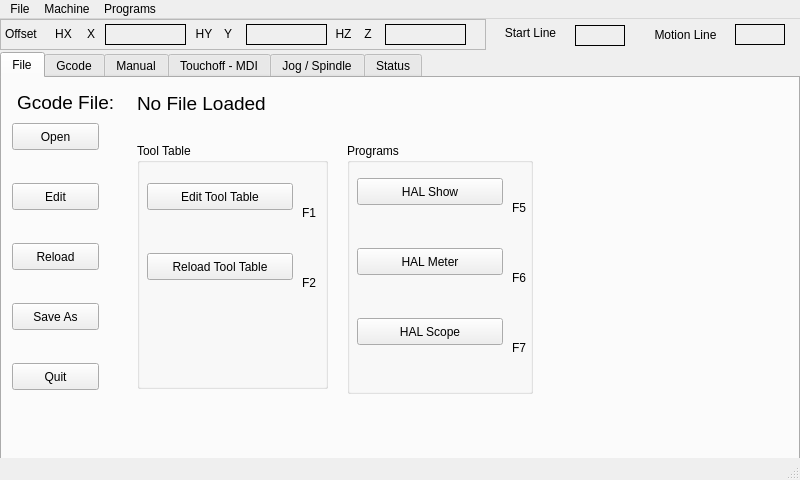
The window that examples/rpi_mill_3/rpi_mill_3.ui (jethornton/flexgui) describes before a commit, drawn with Qt 5.
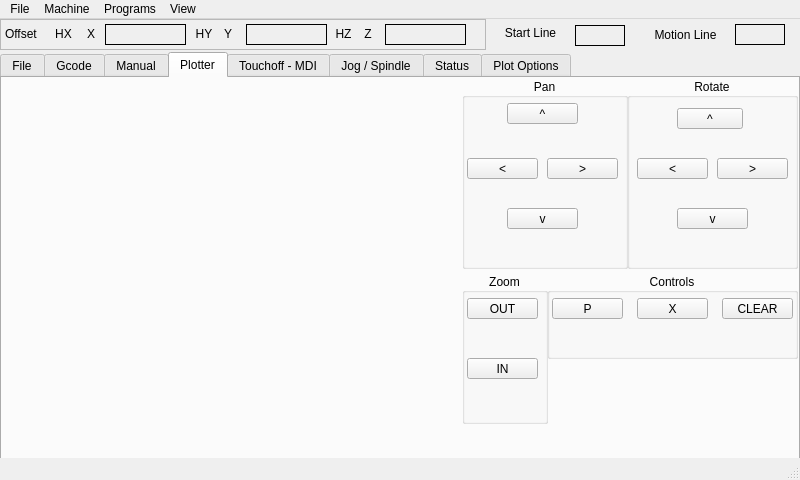
The same window after the commit. The open tabs and pages were chosen to show the change.

Commit message: 07/31/2024 push plot UI changes for mill_3 rpi_mill_3

```diff
--- a/examples/rpi_mill_3/rpi_mill_3.ui
+++ b/examples/rpi_mill_3/rpi_mill_3.ui
@@ -182,6 +182,9 @@
       <property name="title">
        <string>Programs</string>
       </property>
+      <property name="alignment">
+       <set>Qt::AlignCenter</set>
+      </property>
       <widget class="QPushButton" name="hal_scope_pb">
        <property name="geometry">
         <rect>
@@ -224,7 +227,7 @@
       <widget class="QLabel" name="label_20">
        <property name="geometry">
         <rect>
-         <x>165</x>
+         <x>160</x>
          <y>55</y>
          <width>21</width>
          <height>19</height>
@@ -237,7 +240,7 @@
       <widget class="QLabel" name="label_32">
        <property name="geometry">
         <rect>
-         <x>165</x>
+         <x>160</x>
          <y>125</y>
          <width>21</width>
          <height>19</height>
@@ -250,7 +253,7 @@
       <widget class="QLabel" name="label_33">
        <property name="geometry">
         <rect>
-         <x>165</x>
+         <x>160</x>
          <y>195</y>
          <width>21</width>
          <height>19</height>
@@ -273,11 +276,14 @@
       <property name="title">
        <string>Tool Table</string>
       </property>
+      <property name="alignment">
+       <set>Qt::AlignCenter</set>
+      </property>
       <widget class="QPushButton" name="edit_tool_table_pb">
        <property name="geometry">
         <rect>
          <x>10</x>
-         <y>40</y>
+         <y>35</y>
          <width>146</width>
          <height>27</height>
         </rect>
@@ -290,7 +296,7 @@
        <property name="geometry">
         <rect>
          <x>10</x>
-         <y>110</y>
+         <y>105</y>
          <width>146</width>
          <height>27</height>
         </rect>
@@ -303,7 +309,7 @@
        <property name="geometry">
         <rect>
          <x>165</x>
-         <y>60</y>
+         <y>55</y>
          <width>21</width>
          <height>19</height>
         </rect>
@@ -316,7 +322,7 @@
        <property name="geometry">
         <rect>
          <x>165</x>
-         <y>130</y>
+         <y>125</y>
          <width>21</width>
          <height>19</height>
         </rect>
@@ -1218,6 +1224,254 @@
       </property>
      </widget>
     </widget>
+    <widget class="QWidget" name="tab_6">
+     <attribute name="title">
+      <string>Plotter</string>
+     </attribute>
+     <widget class="QWidget" name="plot_widget" native="true">
+      <property name="geometry">
+       <rect>
+        <x>10</x>
+        <y>10</y>
+        <width>441</width>
+        <height>366</height>
+       </rect>
+      </property>
+     </widget>
+     <widget class="QGroupBox" name="groupBox_10">
+      <property name="geometry">
+       <rect>
+        <x>460</x>
+        <y>0</y>
+        <width>166</width>
+        <height>191</height>
+       </rect>
+      </property>
+      <property name="title">
+       <string>Pan</string>
+      </property>
+      <property name="alignment">
+       <set>Qt::AlignCenter</set>
+      </property>
+      <widget class="QPushButton" name="view_pan_up_pb">
+       <property name="geometry">
+        <rect>
+         <x>45</x>
+         <y>25</y>
+         <width>71</width>
+         <height>21</height>
+        </rect>
+       </property>
+       <property name="text">
+        <string>^</string>
+       </property>
+      </widget>
+      <widget class="QPushButton" name="view_pan_left_pb">
+       <property name="geometry">
+        <rect>
+         <x>5</x>
+         <y>80</y>
+         <width>71</width>
+         <height>21</height>
+        </rect>
+       </property>
+       <property name="text">
+        <string>&lt;</string>
+       </property>
+      </widget>
+      <widget class="QPushButton" name="view_pan_right_pb">
+       <property name="geometry">
+        <rect>
+         <x>85</x>
+         <y>80</y>
+         <width>71</width>
+         <height>21</height>
+        </rect>
+       </property>
+       <property name="text">
+        <string>&gt;</string>
+       </property>
+      </widget>
+      <widget class="QPushButton" name="view_pan_down_pb">
+       <property name="geometry">
+        <rect>
+         <x>45</x>
+         <y>130</y>
+         <width>71</width>
+         <height>21</height>
+        </rect>
+       </property>
+       <property name="text">
+        <string>v</string>
+       </property>
+      </widget>
+     </widget>
+     <widget class="QGroupBox" name="groupBox_11">
+      <property name="geometry">
+       <rect>
+        <x>625</x>
+        <y>0</y>
+        <width>171</width>
+        <height>191</height>
+       </rect>
+      </property>
+      <property name="title">
+       <string>Rotate</string>
+      </property>
+      <property name="alignment">
+       <set>Qt::AlignCenter</set>
+      </property>
+      <widget class="QPushButton" name="view_rotate_left_pb">
+       <property name="geometry">
+        <rect>
+         <x>10</x>
+         <y>80</y>
+         <width>71</width>
+         <height>21</height>
+        </rect>
+       </property>
+       <property name="text">
+        <string>&lt;</string>
+       </property>
+      </widget>
+      <widget class="QPushButton" name="view_rotate_right_pb">
+       <property name="geometry">
+        <rect>
+         <x>90</x>
+         <y>80</y>
+         <width>71</width>
+         <height>21</height>
+        </rect>
+       </property>
+       <property name="text">
+        <string>&gt;</string>
+       </property>
+      </widget>
+      <widget class="QPushButton" name="view_rotate_up_pb">
+       <property name="geometry">
+        <rect>
+         <x>50</x>
+         <y>30</y>
+         <width>66</width>
+         <height>21</height>
+        </rect>
+       </property>
+       <property name="text">
+        <string>^</string>
+       </property>
+      </widget>
+      <widget class="QPushButton" name="view_rotate_down_pb">
+       <property name="geometry">
+        <rect>
+         <x>50</x>
+         <y>130</y>
+         <width>71</width>
+         <height>21</height>
+        </rect>
+       </property>
+       <property name="text">
+        <string>v</string>
+       </property>
+      </widget>
+     </widget>
+     <widget class="QGroupBox" name="groupBox_14">
+      <property name="geometry">
+       <rect>
+        <x>460</x>
+        <y>195</y>
+        <width>86</width>
+        <height>151</height>
+       </rect>
+      </property>
+      <property name="title">
+       <string>Zoom</string>
+      </property>
+      <property name="alignment">
+       <set>Qt::AlignCenter</set>
+      </property>
+      <widget class="QPushButton" name="view_zoom_out_pb">
+       <property name="geometry">
+        <rect>
+         <x>5</x>
+         <y>25</y>
+         <width>71</width>
+         <height>21</height>
+        </rect>
+       </property>
+       <property name="text">
+        <string>OUT</string>
+       </property>
+      </widget>
+      <widget class="QPushButton" name="view_zoom_in_pb">
+       <property name="geometry">
+        <rect>
+         <x>5</x>
+         <y>85</y>
+         <width>71</width>
+         <height>21</height>
+        </rect>
+       </property>
+       <property name="text">
+        <string>IN</string>
+       </property>
+      </widget>
+     </widget>
+     <widget class="QGroupBox" name="groupBox_16">
+      <property name="geometry">
+       <rect>
+        <x>545</x>
+        <y>195</y>
+        <width>251</width>
+        <height>86</height>
+       </rect>
+      </property>
+      <property name="title">
+       <string>Controls</string>
+      </property>
+      <property name="alignment">
+       <set>Qt::AlignCenter</set>
+      </property>
+      <widget class="QPushButton" name="view_clear_pb">
+       <property name="geometry">
+        <rect>
+         <x>175</x>
+         <y>25</y>
+         <width>71</width>
+         <height>21</height>
+        </rect>
+       </property>
+       <property name="text">
+        <string>CLEAR</string>
+       </property>
+      </widget>
+      <widget class="QPushButton" name="view_p_pb">
+       <property name="geometry">
+        <rect>
+         <x>5</x>
+         <y>25</y>
+         <width>71</width>
+         <height>21</height>
+        </rect>
+       </property>
+       <property name="text">
+        <string>P</string>
+       </property>
+      </widget>
+      <widget class="QPushButton" name="view_x_pb">
+       <property name="geometry">
+        <rect>
+         <x>90</x>
+         <y>25</y>
+         <width>71</width>
+         <height>21</height>
+        </rect>
+       </property>
+       <property name="text">
+        <string>X</string>
+       </property>
+      </widget>
+     </widget>
+    </widget>
     <widget class="QWidget" name="tab_3">
      <attribute name="title">
       <string>Touchoff - MDI</string>
@@ -2588,6 +2842,200 @@
       </widget>
      </widget>
     </widget>
+    <widget class="QWidget" name="tab_5">
+     <attribute name="title">
+      <string>Plot Options</string>
+     </attribute>
+     <widget class="QCheckBox" name="view_dro_cb">
+      <property name="geometry">
+       <rect>
+        <x>40</x>
+        <y>20</y>
+        <width>56</width>
+        <height>25</height>
+       </rect>
+      </property>
+      <property name="text">
+       <string>DRO</string>
+      </property>
+     </widget>
+     <widget class="QCheckBox" name="view_extents_option_cb">
+      <property name="geometry">
+       <rect>
+        <x>40</x>
+        <y>110</y>
+        <width>71</width>
+        <height>25</height>
+       </rect>
+      </property>
+      <property name="text">
+       <string>Extents</string>
+      </property>
+      <property name="checked">
+       <bool>false</bool>
+      </property>
+     </widget>
+     <widget class="QCheckBox" name="view_tool_cb">
+      <property name="geometry">
+       <rect>
+        <x>135</x>
+        <y>110</y>
+        <width>71</width>
+        <height>25</height>
+       </rect>
+      </property>
+      <property name="text">
+       <string>Tool</string>
+      </property>
+      <property name="checked">
+       <bool>false</bool>
+      </property>
+     </widget>
+     <widget class="QCheckBox" name="view_dtg_cb">
+      <property name="geometry">
+       <rect>
+        <x>135</x>
+        <y>155</y>
+        <width>56</width>
+        <height>25</height>
+       </rect>
+      </property>
+      <property name="text">
+       <string>DTG</string>
+      </property>
+      <property name="checked">
+       <bool>true</bool>
+      </property>
+     </widget>
+     <widget class="QCheckBox" name="view_limits_cb">
+      <property name="geometry">
+       <rect>
+        <x>40</x>
+        <y>65</y>
+        <width>71</width>
+        <height>25</height>
+       </rect>
+      </property>
+      <property name="text">
+       <string>Limits</string>
+      </property>
+      <property name="checked">
+       <bool>true</bool>
+      </property>
+     </widget>
+     <widget class="QCheckBox" name="view_live_plot_cb">
+      <property name="geometry">
+       <rect>
+        <x>40</x>
+        <y>155</y>
+        <width>81</width>
+        <height>25</height>
+       </rect>
+      </property>
+      <property name="text">
+       <string>Live Plot</string>
+      </property>
+      <property name="checked">
+       <bool>false</bool>
+      </property>
+     </widget>
+     <widget class="QCheckBox" name="view_metric_units_cb">
+      <property name="geometry">
+       <rect>
+        <x>40</x>
+        <y>245</y>
+        <width>71</width>
+        <height>25</height>
+       </rect>
+      </property>
+      <property name="text">
+       <string>Metric</string>
+      </property>
+      <property name="checked">
+       <bool>false</bool>
+      </property>
+     </widget>
+     <widget class="QCheckBox" name="view_offsets_cb">
+      <property name="geometry">
+       <rect>
+        <x>135</x>
+        <y>200</y>
+        <width>76</width>
+        <height>25</height>
+       </rect>
+      </property>
+      <property name="text">
+       <string>Offsets</string>
+      </property>
+      <property name="checked">
+       <bool>true</bool>
+      </property>
+     </widget>
+     <widget class="QCheckBox" name="view_overlay_cb">
+      <property name="geometry">
+       <rect>
+        <x>135</x>
+        <y>245</y>
+        <width>71</width>
+        <height>25</height>
+       </rect>
+      </property>
+      <property name="text">
+       <string>Overlay</string>
+      </property>
+      <property name="checked">
+       <bool>false</bool>
+      </property>
+     </widget>
+     <widget class="QCheckBox" name="view_velocity_cb">
+      <property name="geometry">
+       <rect>
+        <x>40</x>
+        <y>200</y>
+        <width>76</width>
+        <height>25</height>
+       </rect>
+      </property>
+      <property name="text">
+       <string>Velocity</string>
+      </property>
+      <property name="checked">
+       <bool>true</bool>
+      </property>
+     </widget>
+     <widget class="QCheckBox" name="view_program_cb">
+      <property name="geometry">
+       <rect>
+        <x>135</x>
+        <y>20</y>
+        <width>81</width>
+        <height>25</height>
+       </rect>
+      </property>
+      <property name="text">
+       <string>Program</string>
+      </property>
+      <property name="checked">
+       <bool>false</bool>
+      </property>
+     </widget>
+     <widget class="QCheckBox" name="view_rapids_cb">
+      <property name="geometry">
+       <rect>
+        <x>135</x>
+        <y>65</y>
+        <width>71</width>
+        <height>25</height>
+       </rect>
+      </property>
+      <property name="text">
+       <string>Rapids</string>
+      </property>
+      <property name="checked">
+       <bool>false</bool>
+      </property>
+     </widget>
+    </widget>
    </widget>
    <widget class="QFrame" name="frame_4">
     <property name="geometry">
@@ -2941,9 +3389,27 @@
     <addaction name="actionHAL_Meter"/>
     <addaction name="actionHAL_Scope"/>
    </widget>
+   <widget class="QMenu" name="menuView">
+    <property name="title">
+     <string>View</string>
+    </property>
+    <addaction name="actionDRO"/>
+    <addaction name="actionLimits"/>
+    <addaction name="actionExtents_Option"/>
+    <addaction name="actionLive_Plot"/>
+    <addaction name="actionVelocity"/>
+    <addaction name="actionMetric_Units"/>
+    <addaction name="actionProgram"/>
+    <addaction name="actionRapids"/>
+    <addaction name="actionTool"/>
+    <addaction name="actionDTG"/>
+    <addaction name="actionOffsets"/>
+    <addaction name="actionOverlay"/>
+   </widget>
    <addaction name="menuFile"/>
    <addaction name="menuMachine"/>
    <addaction name="menuPrograms"/>
+   <addaction name="menuView"/>
   </widget>
   <widget class="QStatusBar" name="statusbar"/>
   <action name="actionOpen">
```
Left out of the diff: 163 changed lines with no effect on the pictures. The commit also changes 2 other files.
